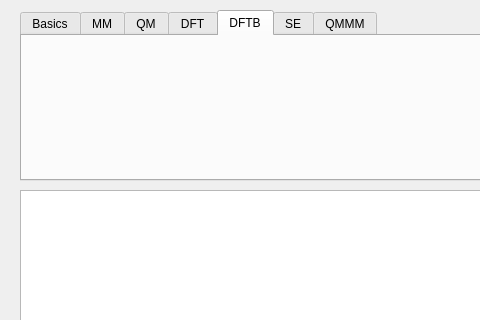
Before: the Qt Designer form cp2k/cp2kinputdialog.ui in brhr-iwao/libavogadro1cp2k, drawn with Qt 5; both pictures show x 0 to 480 and y 0 to 320 of the 620 by 406 pixel window.
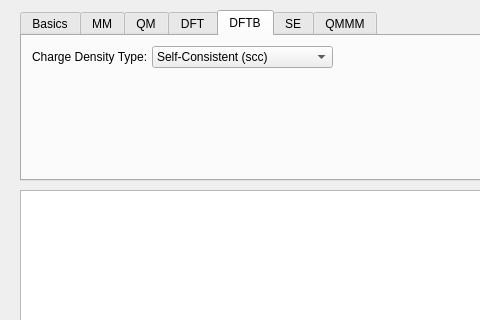
After: the same form once the commit is applied. The open tabs and pages were chosen to show the change.

The edit to the form file:
```diff
--- a/cp2k/cp2kinputdialog.ui
+++ b/cp2k/cp2kinputdialog.ui
@@ -642,6 +642,42 @@
     <attribute name="toolTip">
      <string>Density Functional Tight Binding Method Calculation Settings</string>
     </attribute>
+    <widget class="QLabel" name="sccTypeLabel">
+     <property name="geometry">
+      <rect>
+       <x>10</x>
+       <y>10</y>
+       <width>121</width>
+       <height>21</height>
+      </rect>
+     </property>
+     <property name="toolTip">
+      <string>Charge Denity Type</string>
+     </property>
+     <property name="text">
+      <string>Charge Density Type:</string>
+     </property>
+    </widget>
+    <widget class="QComboBox" name="sccTypeCombo">
+     <property name="geometry">
+      <rect>
+       <x>130</x>
+       <y>10</y>
+       <width>181</width>
+       <height>22</height>
+      </rect>
+     </property>
+     <item>
+      <property name="text">
+       <string>Self-Consistent (scc)</string>
+      </property>
+     </item>
+     <item>
+      <property name="text">
+       <string>Non Self-Consistent (non-scc)</string>
+      </property>
+     </item>
+    </widget>
    </widget>
    <widget class="QWidget" name="seTab">
     <attribute name="title">
```
Left out of the diff: 80 changed lines with no effect on the pictures.
